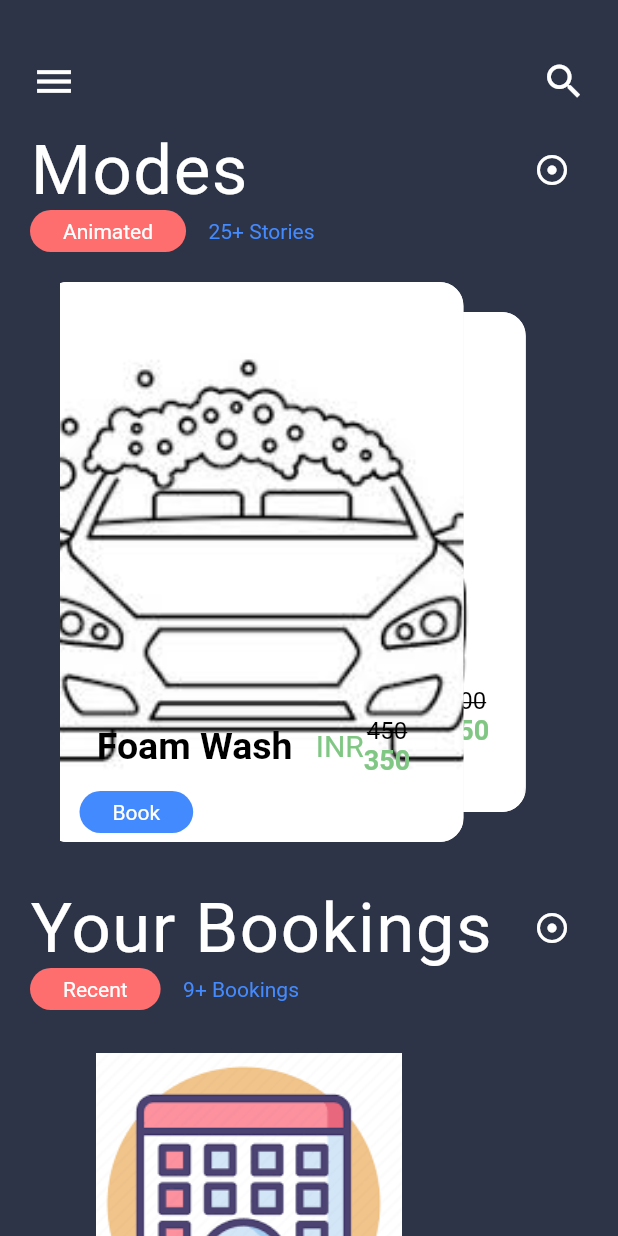
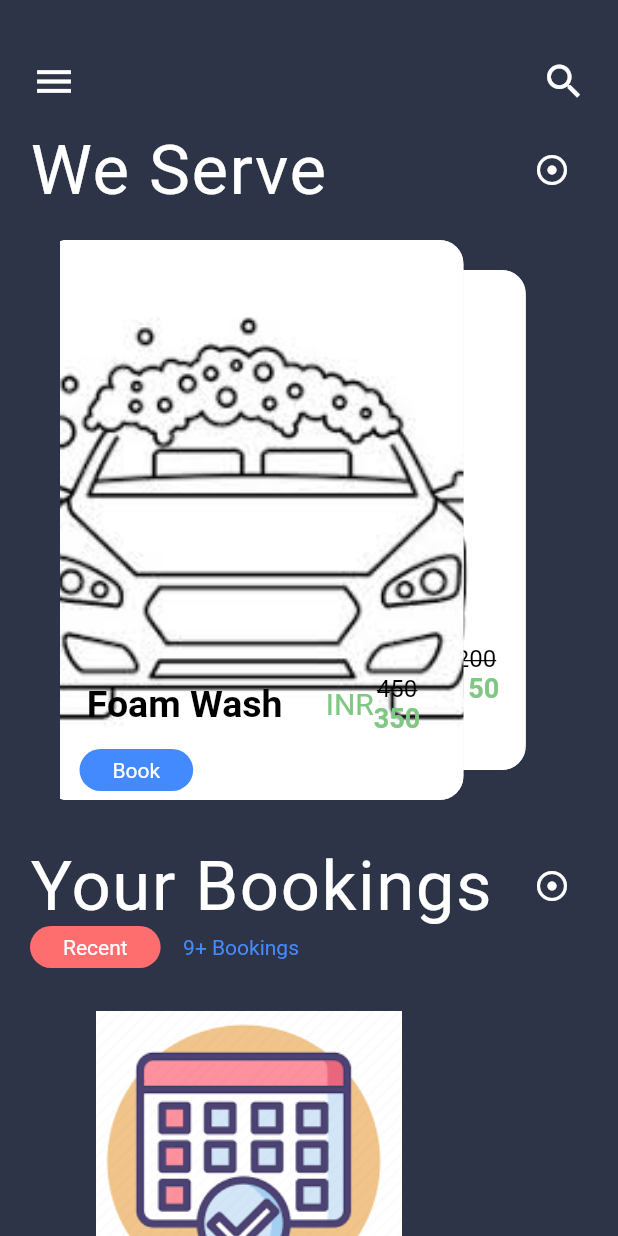
Before and after one commit to Utk42/first_flutter_app, a Flutter app: the screen it shows after launch, swiped to page 2, on a phone screen of 412 x 824 dp. Run offline on Flutter 3.47's test engine with Material 2 defaults, Android fonts, the phone set to English and light mode, and no system bars.

Commit message:
removed: unnecessary row

```diff
--- a/app/lib/main.dart
+++ b/app/lib/main.dart
@@ -69,7 +69,7 @@ class _MyAppState extends State<MyApp> {
                 mainAxisAlignment: MainAxisAlignment.spaceBetween,
                 children: <Widget>[
                   Text(
-                    "Modes",
+                    "We Serve",
                     style: TextStyle(
                       color: Colors.white,
                       fontSize: 46.0,
@@ -88,42 +88,7 @@ class _MyAppState extends State<MyApp> {
                 ],
               ),
             ),
-            Padding(
-              padding: const EdgeInsets.only(left: 20.0),
-              child: Row(
-                children: <Widget>[
-                  Container(
-                    decoration: BoxDecoration(
-                      color: Color(0xFFff6e6e),
-                      borderRadius: BorderRadius.circular(20.0),
-                    ),
-                    child: Center(
-                      child: Padding(
-                        padding: const EdgeInsets.symmetric(
-                          horizontal: 22.0,
-                          vertical: 6.0,
-                        ),
-                        child: Text(
-                          "Animated",
-                          style: TextStyle(
-                            color: Colors.white,
-                          ),
-                        ),
-                      ),
-                    ),
-                  ),
-                  SizedBox(
-                    width: 15.0,
-                  ),
-                  Text(
-                    "25+ Stories",
-                    style: TextStyle(
-                      color: Colors.blueAccent,
-                    ),
-                  )
-                ],
-              ),
-            ),
+
             Padding(
               padding: const EdgeInsets.only(
                 left: 40.0,
--- a/app/lib/widgets/cardScrollWidget.dart
+++ b/app/lib/widgets/cardScrollWidget.dart
@@ -73,11 +73,7 @@ class CardScrollWidget extends StatelessWidget {
                             mainAxisSize: MainAxisSize.min,
                             crossAxisAlignment: CrossAxisAlignment.start,
                             children: <Widget>[
-                              Padding(
-                                padding: EdgeInsets.symmetric(
-                                  horizontal: 20.0,
-                                ),
-                                child: SingleChildScrollView(
+                              SingleChildScrollView(
                                 child: Row(
                                   mainAxisAlignment:
                                       MainAxisAlignment.spaceEvenly,
@@ -122,7 +118,6 @@ class CardScrollWidget extends StatelessWidget {
                                       ],
                                     ),
                                   ],
-                                  ),
                                 ),
                               ),
                               SizedBox(
```
Lines whose indentation alone changed are shown as unchanged.
